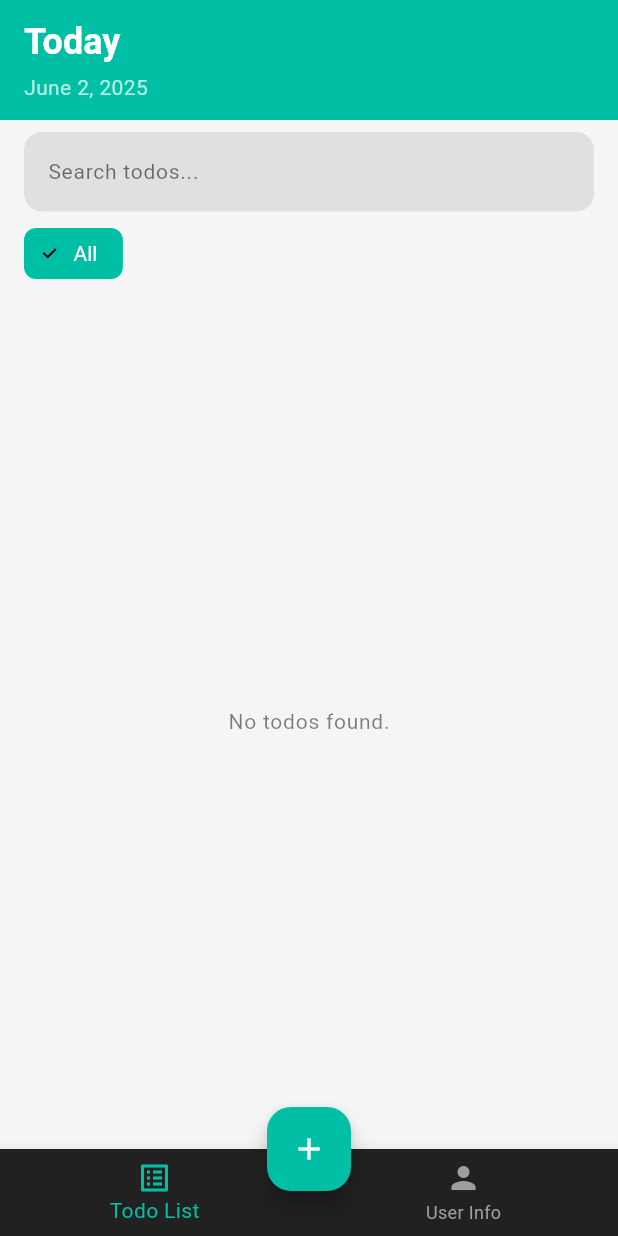
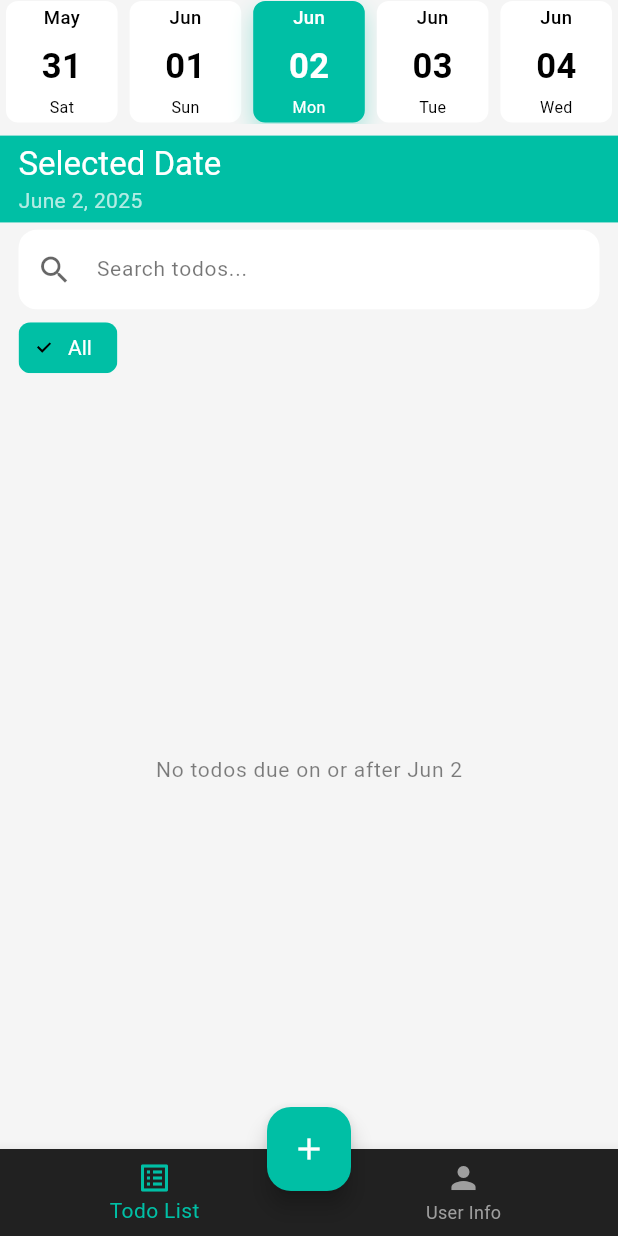
Before and after one commit to GeonH0/todolist-flutter, a Flutter app: the screen it shows after launch, on a phone screen of 412 x 824 dp. Run offline on Flutter 3.47's test engine with Material 3 defaults, Android fonts, the phone set to English and light mode, and no system bars; our stand-ins replace flutter_riverpod, go_router, hive, hive_flutter, image_picker, riverpod; accounts and stored records are empty.

Commit message:
Fix: 상단의 날짜에 따라 해당 날짜의 Todo를 보여주게 수정

```diff
--- a/todolist/lib/views/todo_list_tab.dart
+++ b/todolist/lib/views/todo_list_tab.dart
@@ -3,24 +3,56 @@
 import 'package:flutter/material.dart';
 import 'package:flutter_riverpod/flutter_riverpod.dart';
 import 'package:go_router/go_router.dart';
+
 import 'package:todolist/models/tag.dart';
+import 'package:todolist/views/date_selector_row.dart';
+
+import '../models/todo.dart';
 import '../viewmodels/todo_list_viewmodel.dart';
 import '../utils/date_time_utils.dart';
-import '../models/todo.dart';
 
+/// 검색어를 저장하는 Provider
 final searchQueryProvider = StateProvider<String>((ref) => '');
+
+/// 태그별 필터를 저장하는 Provider (null이면 전체)
 final tagFilterProvider = StateProvider<Tag?>((ref) => null);
 
+/// 전체 Todo + 검색어 + 태그 + 선택된 날짜를 반영해서 최종 리스트 계산
 final filteredTodosProvider = Provider<List<Todo>>((ref) {
   final allTodos = ref.watch(todoListViewModelProvider);
   final query = ref.watch(searchQueryProvider).toLowerCase();
   final tagFilter = ref.watch(tagFilterProvider);
+  final selectedDate = ref.watch(selectedDateProvider);
 
-  // 태그 필터링: selectedTag(enum)과 todo.tags(List<Tag>)를 직접 비교
+  final filteredByDate = allTodos.where((todo) {
+    // 1) createdAt의 연·월·일만 남겨서 비교
+    final created = DateTime(
+      todo.createdAt.year,
+      todo.createdAt.month,
+      todo.createdAt.day,
+    );
+
+    // 생성일이 선택된 날짜 이후면(예: 6/1 생성된 Todo인데 5/30 선택) 무조건 제외
+    if (created.isAfter(selectedDate)) {
+      return false;
+    }
+
+    final due = todo.dueDate;
+    if (due != null) {
+      // dueDate가 있으면 “dueDate ≥ selectedDate”인 경우만 허용
+      return !due.isBefore(selectedDate);
+    } else {
+      // dueDate가 없으면, 생성일 == selectedDate인 경우에만 허용
+      return created == selectedDate;
+    }
+  }).toList();
+
+  // 1) 태그 필터링
   final afterTag = tagFilter == null
-      ? allTodos
-      : allTodos.where((todo) => todo.tags.contains(tagFilter)).toList();
+      ? filteredByDate
+      : filteredByDate.where((todo) => todo.tags.contains(tagFilter)).toList();
 
+  // 2) 검색어 필터링
   if (query.isEmpty) return afterTag;
   return afterTag
       .where((todo) => todo.title.toLowerCase().contains(query))
@@ -32,43 +64,67 @@ class TodoListTab extends ConsumerWidget {
 
   @override
   Widget build(BuildContext context, WidgetRef ref) {
+    // 1) 전체 Todo 구독
     final allTodos = ref.watch(todoListViewModelProvider);
-    final filteredTodos = ref.watch(filteredTodosProvider);
+    // 2) 날짜+태그+검색어 필터가 반영된 최종 리스트
+    final filtered = ref.watch(filteredTodosProvider);
     final selectedTag = ref.watch(tagFilterProvider);
-    final todoNotifier = ref.read(todoListViewModelProvider.notifier);
+    final selectedDate = ref.watch(selectedDateProvider);
+    final notifier = ref.read(todoListViewModelProvider.notifier);
 
-    // Theme 속성 가져오기
+    // MediaQuery 정보
+    final screenSize = MediaQuery.of(context).size;
+    final screenWidth = screenSize.width;
+    final screenHeight = screenSize.height;
     final colorScheme = Theme.of(context).colorScheme;
     final textTheme = Theme.of(context).textTheme;
 
-    // 상태바 높이 확보
-    final topPadding = MediaQuery.of(context).padding.top;
+    // [A] 카드 높이를 화면 높이의 약 0.12배로 설정
+    final cardHeight = screenHeight * 0.12;
+    // [B] 카드 내부 가로/세로 패딩을 비율로 설정
+    final horizontalPadding = screenWidth * 0.03;
+    final verticalPadding = cardHeight * 0.10;
+    // [C] 폰트 크기를 화면 높이의 일정 배수로 조정
+    final titleFontSize = screenHeight * 0.020;
+    final timeFontSize = screenHeight * 0.014;
+    final dueFontSize = screenHeight * 0.014;
 
-    return Column(
+    return Scaffold(
+      // ShellRoute 쪽에서 이미 Scaffold + FAB + BottomNavigationBar를 처리하므로,
+      // 여기서는 body 부분만 정의합니다.
+      body: SafeArea(
+        top: false,
+        child: Column(
           children: [
-        // 상태바 영역을 primary 색으로 채우기
-        Container(
-          color: colorScheme.primary,
-          height: topPadding,
+            // ─── 상단 Status Bar 영역 + DateSelectorRow ───
+            SafeArea(
+              top: true,
+              bottom: false,
+              child: const DateSelectorRow(),
             ),
 
-        // “Today” 헤더
+            const SizedBox(height: 8),
+
+            // ─── “Selected Date” 표시 ───
             Container(
               color: colorScheme.primary,
               width: double.infinity,
-          padding: const EdgeInsets.symmetric(horizontal: 16, vertical: 12),
+              padding: EdgeInsets.symmetric(
+                horizontal: horizontalPadding,
+                vertical: verticalPadding / 2,
+              ),
               child: Column(
                 crossAxisAlignment: CrossAxisAlignment.start,
                 children: [
                   Text(
-                'Today',
-                style: textTheme.headlineSmall?.copyWith(
+                    'Selected Date',
+                    style: textTheme.titleLarge?.copyWith(
                       color: colorScheme.onPrimary,
                     ),
                   ),
-              const SizedBox(height: 4),
                   Text(
-                '${monthName(DateTime.now().month)} ${DateTime.now().day}, ${DateTime.now().year}',
+                    '${monthName(selectedDate.month)} '
+                    '${selectedDate.day}, ${selectedDate.year}',
                     style: TextStyle(
                       color: colorScheme.onPrimary.withOpacity(0.7),
                     ),
@@ -77,21 +133,26 @@ class TodoListTab extends ConsumerWidget {
               ),
             ),
 
-        // 나머지 콘텐츠
-        Expanded(
-          child: Container(
-            color: Theme.of(context).scaffoldBackgroundColor,
-            child: Column(
-              crossAxisAlignment: CrossAxisAlignment.stretch,
-              children: [
-                // 검색창 (InputDecorationTheme이 이미 적용됨)
+            // ─── 검색창 ───
             Padding(
-                  padding:
-                      const EdgeInsets.symmetric(horizontal: 16, vertical: 8),
+              padding: EdgeInsets.symmetric(
+                horizontal: horizontalPadding,
+                vertical: verticalPadding * 0.5,
+              ),
               child: TextField(
                 style: TextStyle(color: colorScheme.onBackground),
                 decoration: InputDecoration(
                   hintText: 'Search todos...',
+                  filled: true,
+                  fillColor: colorScheme.surfaceVariant,
+                  prefixIcon: Icon(
+                    Icons.search,
+                    color: colorScheme.onBackground.withOpacity(0.6),
+                  ),
+                  border: OutlineInputBorder(
+                    borderRadius: BorderRadius.circular(12),
+                    borderSide: BorderSide.none,
+                  ),
                 ),
                 onChanged: (text) {
                   ref.read(searchQueryProvider.notifier).state = text;
@@ -99,11 +160,12 @@ class TodoListTab extends ConsumerWidget {
               ),
             ),
 
+            // ─── 태그 필터 ChoiceChip ───
             SizedBox(
-                  height: 40,
+              height: screenHeight * 0.05,
               child: ListView(
                 scrollDirection: Axis.horizontal,
-                    padding: const EdgeInsets.symmetric(horizontal: 16),
+                padding: EdgeInsets.symmetric(horizontal: horizontalPadding),
                 children: [
                   ChoiceChip(
                     label: const Text('All'),
@@ -116,16 +178,14 @@ class TodoListTab extends ConsumerWidget {
                   ...{for (var todo in allTodos) ...todo.tags}
                       .toSet()
                       .map((tag) {
-                        final tagName = tag.name;
                     return Padding(
                       padding: const EdgeInsets.only(right: 8),
                       child: ChoiceChip(
-                            label: Text(tagName),
+                        label: Text(tag.name),
                         selected: selectedTag == tag,
                         onSelected: (_) {
-                              final current = ref.read(tagFilterProvider);
                           ref.read(tagFilterProvider.notifier).state =
-                                  (current == tag) ? null : tag;
+                              (selectedTag == tag) ? null : tag;
                         },
                       ),
                     );
@@ -136,111 +196,143 @@ class TodoListTab extends ConsumerWidget {
 
             const SizedBox(height: 8),
 
-                // Todo 목록(ListView)
+            // ─── Todo 목록(ListView) ───
             Expanded(
-                  child: filteredTodos.isEmpty
+              child: filtered.isEmpty
                   ? Center(
                       child: Text(
-                            'No todos found.',
+                        'No todos due on or after '
+                        '${monthShortName(selectedDate.month)} '
+                        '${selectedDate.day}',
                         style: textTheme.bodyLarge?.copyWith(
                           color: colorScheme.onBackground.withOpacity(0.5),
                         ),
                       ),
                     )
                   : ListView.builder(
-                          itemCount: filteredTodos.length,
-                          padding: const EdgeInsets.symmetric(horizontal: 16),
+                      padding:
+                          EdgeInsets.symmetric(horizontal: horizontalPadding),
+                      itemCount: filtered.length,
                       itemBuilder: (context, index) {
-                            final todo = filteredTodos[index];
+                        final todo = filtered[index];
                         final isCompleted = todo.isCompleted;
+                        final dueDate = todo.dueDate; // DateTime? 타입
+
                         return Padding(
-                              padding: const EdgeInsets.only(bottom: 12),
+                          padding: EdgeInsets.only(bottom: cardHeight * 0.1),
                           child: Dismissible(
                             key: ValueKey(todo.id),
                             direction: DismissDirection.endToStart,
                             background: Container(
                               alignment: Alignment.centerRight,
-                                  padding: const EdgeInsets.symmetric(
-                                      horizontal: 20),
+                              padding: EdgeInsets.symmetric(
+                                horizontal: horizontalPadding,
+                              ),
                               decoration: BoxDecoration(
                                 color: Colors.redAccent[700],
                                 borderRadius: BorderRadius.circular(12),
                               ),
-                                  child: const Icon(Icons.delete,
-                                      color: Colors.white),
+                              child: Icon(Icons.delete, color: Colors.white),
                             ),
                             onDismissed: (_) async {
-                                  await todoNotifier.deleteTodo(todo.id);
+                              await notifier.deleteTodo(todo.id);
                               ScaffoldMessenger.of(context).showSnackBar(
                                 SnackBar(
                                   content: Text('Deleted: ${todo.title}'),
                                 ),
                               );
                             },
-                                child: Container(
-                                  decoration: BoxDecoration(
+                            child: Card(
                               color: colorScheme.surface,
+                              shape: RoundedRectangleBorder(
                                 borderRadius: BorderRadius.circular(12),
                               ),
-                                  padding: const EdgeInsets.symmetric(
-                                      horizontal: 12, vertical: 16),
+                              child: Container(
+                                height: cardHeight,
+                                padding: EdgeInsets.symmetric(
+                                  horizontal: horizontalPadding,
+                                  vertical: verticalPadding,
+                                ),
                                 child: Row(
                                   children: [
+                                    // 1) 완료 토글 아이콘
                                     GestureDetector(
                                       onTap: () async {
-                                          await todoNotifier
+                                        await notifier
                                             .toggleCompletion(todo.id);
                                       },
                                       child: Icon(
                                         isCompleted
                                             ? Icons.check_circle
                                             : Icons.radio_button_unchecked,
+                                        size: cardHeight * 0.4,
                                         color: isCompleted
                                             ? colorScheme.primary
                                             : colorScheme.onSurface
                                                 .withOpacity(0.6),
                                       ),
                                     ),
-                                      const SizedBox(width: 12),
 
-                                      // 제목을 터치하면 상세 페이지로 이동
+                                    SizedBox(width: horizontalPadding),
+
+                                    // 2) 제목 + 시간(+마감일) 전체를 InkWell로 감싸서 상세 페이지 이동
                                     Expanded(
-                                        child: GestureDetector(
-                                          behavior: HitTestBehavior.opaque,
+                                      child: InkWell(
                                         onTap: () {
                                           context.go('/todos/${todo.id}');
                                         },
-                                          child: Text(
+                                        child: Column(
+                                          crossAxisAlignment:
+                                              CrossAxisAlignment.start,
+                                          mainAxisAlignment:
+                                              MainAxisAlignment.center,
+                                          children: [
+                                            // 제목
+                                            Text(
                                               todo.title,
                                               style: TextStyle(
-                                              fontSize: 16,
+                                                fontSize: titleFontSize,
                                                 color: colorScheme.onSurface,
                                                 decoration: isCompleted
                                                     ? TextDecoration.lineThrough
                                                     : TextDecoration.none,
                                               ),
                                             ),
+
+                                            // 생성 시각(시간)
+                                            SizedBox(height: cardHeight * 0.06),
+                                            Text(
+                                              formatTime(todo.createdAt),
+                                              style: TextStyle(
+                                                fontSize: timeFontSize,
+                                                color: colorScheme.onSurface
+                                                    .withOpacity(0.6),
                                               ),
                                             ),
 
-                                      const SizedBox(width: 12),
-
-                                      // 시간 텍스트를 터치하면 상세 페이지로 이동
-                                      GestureDetector(
-                                        behavior: HitTestBehavior.opaque,
-                                        onTap: () {
-                                          context.go('/todos/${todo.id}');
-                                        },
-                                        child: Text(
-                                          formatTime(todo.createdAt),
+                                            // 마감일(dueDate)이 있으면 줄 바꿈하여 “Due: …” 표시
+                                            if (dueDate != null) ...[
+                                              SizedBox(
+                                                  height: cardHeight * 0.04),
+                                              Text(
+                                                'Due: '
+                                                '${monthShortName(dueDate.month)} '
+                                                '${dueDate.day}, '
+                                                '${dueDate.year} '
+                                                '(${weekdayShortName(dueDate.weekday)})',
                                                 style: TextStyle(
-                                            color: colorScheme.onSurface
-                                                .withOpacity(0.6),
-                                            fontSize: 14,
+                                                  fontSize: dueFontSize,
+                                                  fontStyle: FontStyle.italic,
+                                                  color: colorScheme.error,
+                                                ),
+                                              ),
+                                            ],
+                                          ],
                                         ),
                                       ),
                                     ),
                                   ],
+                                ),
                               ),
                             ),
                           ),
@@ -251,8 +343,6 @@ class TodoListTab extends ConsumerWidget {
           ],
         ),
       ),
-        ),
-      ],
     );
   }
 }
```
Lines whose indentation alone changed are shown as unchanged.
